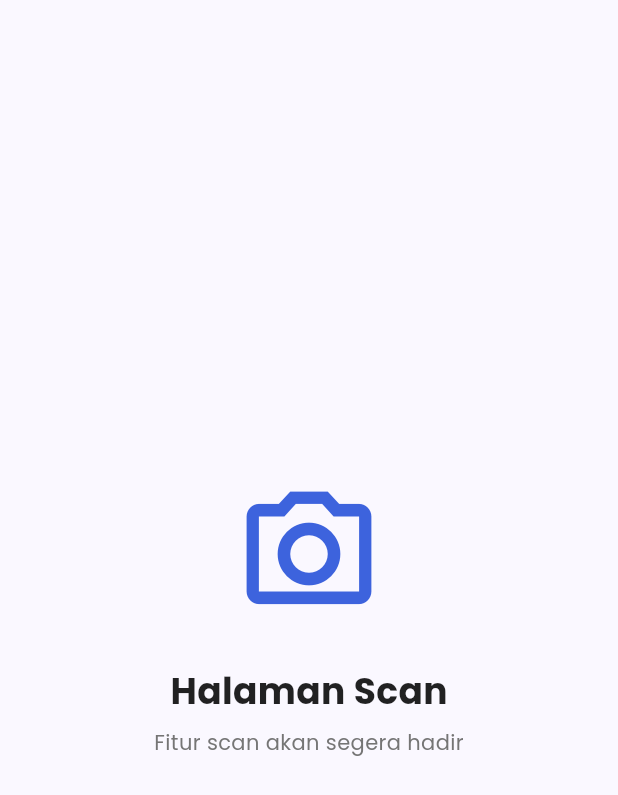
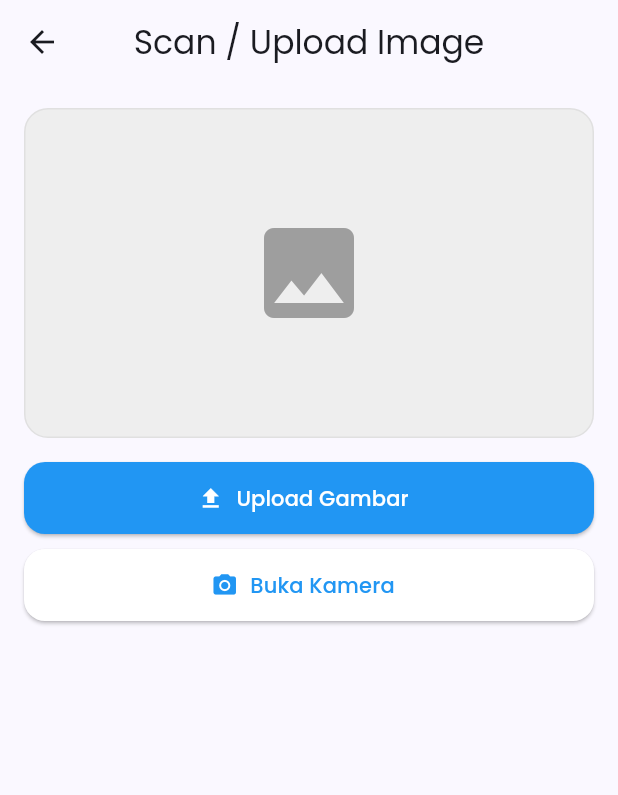
Before and after one commit to orangearinge/Alysa-Mobile, a Flutter app: the ScanPage screen opened directly, on a phone screen of 412 x 824 dp. Shown: the top 795 px of the screen. Run offline on Flutter 3.47's test engine with Material 3 defaults, Android fonts, the phone set to English and light mode, and no system bars; our stand-ins replace camera, font_awesome_flutter, google_fonts, image_picker, permission_handler, speech_to_text.

Commit message:
- Update AndroidManifest.xml to include necessary permissions for camera, audio recording, and media access. - Refactor CreateAccount page to enhance validation and error handling. - Implement speech-to-text functionality in LearningSpeakingStart page, allowing users to record and display spoken text. - Add image upload and camera functionality in ScanPage, including image preview and camera initialization. - Consolidate test pages into a mixed test page for improved navigation and user experience. - Register new plugins in generated_plugin_registrant files for file selection and permission handling across platforms. - Update pubspec.yaml to include new dependencies for camera, image picker, speech-to-text, and permission handling. - Create file_paths.xml for handling file access in Android.

```diff
--- a/lib/pages/learning_writing_start.dart
+++ b/lib/pages/learning_writing_start.dart
@@ -8,6 +8,7 @@ class Question {
   final String feedback;
   final bool isCorrect;
 
+  // model data
   Question({
     required this.text,
     required this.feedback,
@@ -24,6 +25,7 @@ class LearningWritingStart extends StatefulWidget {
   State<LearningWritingStart> createState() => _LearningWritingStartState();
 }
 
+// untuk melacak pertanyaan yang sedang aktif
 class _LearningWritingStartState extends State<LearningWritingStart> {
   int currentQuestionIndex = 0;
 
@@ -187,6 +189,7 @@ class _LearningWritingStartState extends State<LearningWritingStart> {
     ],
   };
 
+  // getter
   List<Question> get currentLevelQuestions => questionsData[widget.level] ?? [];
   Question get currentQuestion => currentLevelQuestions[currentQuestionIndex];
 
--- a/lib/pages/scan_page.dart
+++ b/lib/pages/scan_page.dart
@@ -1,39 +1,191 @@
+import 'dart:io';
+import 'package:flutter/foundation.dart';
 import 'package:flutter/material.dart';
-import 'package:alysa_speak/theme/app_color.dart';
+import 'package:camera/camera.dart';
+import 'package:image_picker/image_picker.dart';
+import 'package:permission_handler/permission_handler.dart';
 
-class ScanPage extends StatelessWidget {
+class ScanPage extends StatefulWidget {
   const ScanPage({super.key});
 
   @override
+  State<ScanPage> createState() => _ScanPageState();
+}
+
+class _ScanPageState extends State<ScanPage> {
+  CameraController? controller;
+  List<CameraDescription> cameras = [];
+  File? _selectedFile;
+  XFile? _webImage;
+  final ImagePicker picker = ImagePicker();
+
+  bool showCamera = false;
+
+  @override
+  void dispose() {
+    controller?.dispose();
+    super.dispose();
+  }
+
+  Future<void> initCamera() async {
+    if (kIsWeb) {
+      cameras = await availableCameras();
+
+      controller = CameraController(
+        cameras.first,
+        ResolutionPreset.medium,
+        enableAudio: false,
+      );
+
+      await controller!.initialize();
+      setState(() {});
+      return;
+    }
+
+    var status = await Permission.camera.request();
+    if (!status.isGranted) return;
+
+    cameras = await availableCameras();
+
+    controller = CameraController(
+      cameras.first,
+      ResolutionPreset.medium,
+      enableAudio: false,
+    );
+
+    await controller!.initialize();
+    setState(() {});
+  }
+
+  Future<void> pickImage() async {
+    final XFile? image = await picker.pickImage(source: ImageSource.gallery);
+
+    if (image != null) {
+      if (kIsWeb) {
+        _webImage = image;
+      } else {
+        _selectedFile = File(image.path);
+      }
+      setState(() {});
+    }
+  }
+
+  Widget _imagePreview() {
+    Widget content;
+
+    if (kIsWeb && _webImage != null) {
+      content = Image.network(_webImage!.path, fit: BoxFit.cover);
+    } else if (!kIsWeb && _selectedFile != null) {
+      content = Image.file(_selectedFile!, fit: BoxFit.cover);
+    } else {
+      content = const Icon(Icons.image, size: 80, color: Colors.grey);
+    }
+
+    return Container(
+      height: 220,
+      width: double.infinity,
+      decoration: BoxDecoration(
+        color: Colors.grey.shade200,
+        borderRadius: BorderRadius.circular(16),
+        border: Border.all(color: Colors.grey.shade300),
+      ),
+      child: ClipRRect(
+        borderRadius: BorderRadius.circular(16),
+        child: content,
+      ),
+    );
+  }
+
+  Widget _button(String text, IconData icon, VoidCallback onPressed,
+      {Color? color, Color? textColor}) {
+    return SizedBox(
+      width: double.infinity,
+      height: 48,
+      child: ElevatedButton.icon(
+        onPressed: onPressed,
+        style: ElevatedButton.styleFrom(
+          backgroundColor: color ?? Colors.blue,
+          foregroundColor: textColor ?? Colors.white,
+          shape: RoundedRectangleBorder(
+            borderRadius: BorderRadius.circular(14),
+          ),
+        ),
+        icon: Icon(icon),
+        label: Text(text),
+      ),
+    );
+  }
+
+  @override
   Widget build(BuildContext context) {
-    return SafeArea(
-      child: Center(
-        child: Column(
-          mainAxisAlignment: MainAxisAlignment.center,
-          children: [
-            Icon(
-              Icons.camera_alt_outlined,
-              size: 100,
-              color: AppColors.primary,
-            ),
-            const SizedBox(height: 24),
-            Text(
-              "Halaman Scan",
-              style: TextStyle(
-                fontSize: 24,
-                fontWeight: FontWeight.bold,
-                color: Colors.black87,
+    final bool cameraReady =
+        (controller != null && controller!.value.isInitialized);
+
+    return Scaffold(
+      appBar: AppBar(
+        title: const Text("Scan / Upload Image"),
+        centerTitle: true,
+        elevation: 0,
+      ),
+      body: SafeArea(
+        child: Padding(
+          padding: const EdgeInsets.all(16),
+          child: Column(
+            children: [
+              _imagePreview(),
+
+              const SizedBox(height: 16),
+
+              _button("Upload Gambar", Icons.upload, pickImage),
+
+              const SizedBox(height: 10),
+
+              _button(
+                "Buka Kamera",
+                Icons.camera_alt,
+                () async {
+                  showCamera = true;
+                  await initCamera();
+                  setState(() {});
+                },
+                color: Colors.white,
+                textColor: Colors.blue,
               ),
-            ),
-            const SizedBox(height: 8),
-            Text(
-              "Fitur scan akan segera hadir",
-              style: TextStyle(
-                fontSize: 14,
-                color: Colors.grey.shade600,
-              ),
-            ),
-          ],
+
+              const SizedBox(height: 20),
+
+              // Camera Preview
+              if (showCamera && cameraReady)
+                Expanded(
+                  child: Column(
+                    children: [
+                      Expanded(
+                        child: ClipRRect(
+                          borderRadius: BorderRadius.circular(16),
+                          child: CameraPreview(controller!),
+                        ),
+                      ),
+
+                      const SizedBox(height: 12),
+
+                      _button("Ambil Foto", Icons.camera, () async {
+                        final XFile picture =
+                            await controller!.takePicture();
+
+                        if (kIsWeb) {
+                          _webImage = picture;
+                        } else {
+                          _selectedFile = File(picture.path);
+                        }
+
+                        showCamera = false;
+                        setState(() {});
+                      }),
+                    ],
+                  ),
+                )
+            ],
+          ),
         ),
       ),
     );
--- a/lib/pages/test_mix_page.dart
+++ b/lib/pages/test_mix_page.dart
@@ -1,5 +1,4 @@
 import 'package:flutter/material.dart';
-import 'package:font_awesome_flutter/font_awesome_flutter.dart';
 import 'package:alysa_speak/theme/app_color.dart';
 import 'hasil_test_page.dart';
 
```
Also changed, not shown: lib/pages/create_account.dart (+27 -8 lines), lib/pages/learning_speaking_start.dart (+71 -38 lines), pubspec.yaml (+7 -0 lines), pubspec.lock, 8 other files.
